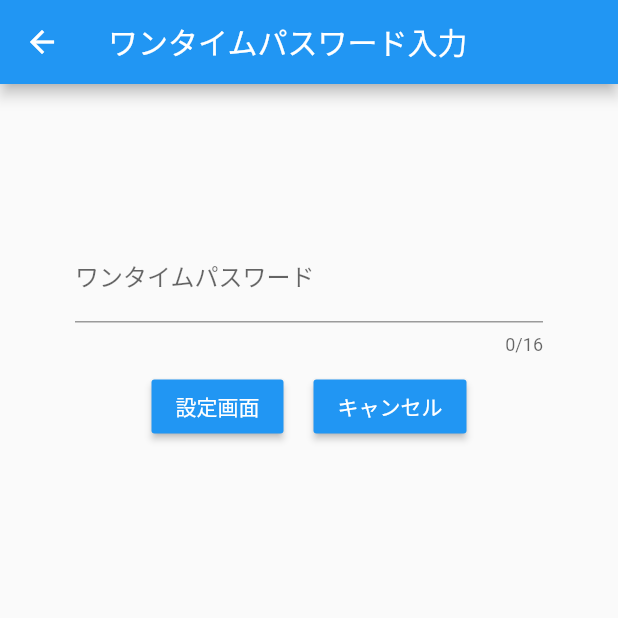
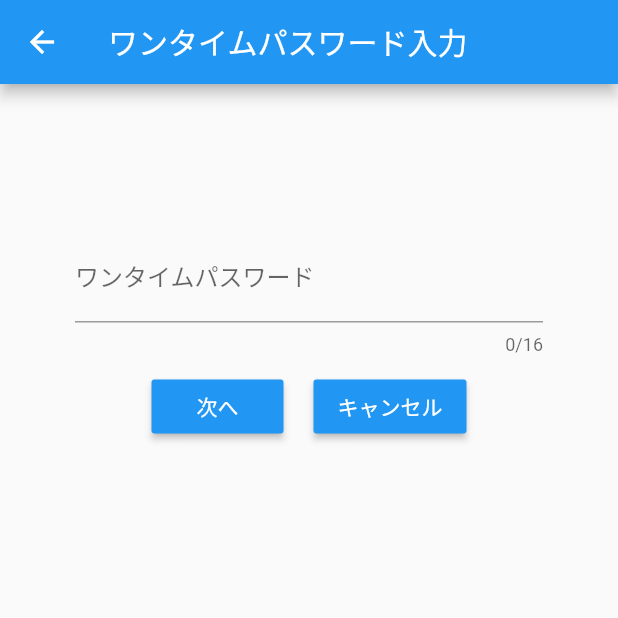
Before and after one commit to BabaReisei/flutter_login_cpn, a Flutter app: the ReissueView screen opened by its route, on a phone screen of 412 x 824 dp, the top half of it. Run offline on Flutter 3.47's test engine with Material 2 defaults, Android fonts, the phone set to English and light mode, and no system bars; our stand-ins replace sqflite; missing offline and left inert: encrypt; accounts and stored records are empty.

Commit message:
【1.0次】ログインコンポーネント（オリジナル）コメント修正

```diff
--- a/lib/view/ReissueView.dart
+++ b/lib/view/ReissueView.dart
@@ -3,6 +3,11 @@ import 'package:login_mod/domain/Crypto.dart';
 import 'package:login_mod/domain/SignIn.dart';
 import 'package:login_mod/repository/db/LoginDao.dart';
 
+/**
+ * ワンタイムパスワード入力画面
+ * ※当コンポーネントではサーバ接続をしていないため、ワンタイムパスワードは画面のみ。
+ * 入力値にかかわらず次画面への遷移が可能。
+ */
 class ReissueView extends StatefulWidget {
   ReissueView({Key key, this.title}) : super(key: key);
 
@@ -12,11 +17,19 @@ class ReissueView extends StatefulWidget {
   _ReissueViewState createState() => _ReissueViewState();
 }
 
+/**
+ * ワンタイムパスワード入力画面Stateクラス
+ */
 class _ReissueViewState extends State<ReissueView> {
   int _counter = 0;
   final otpController = TextEditingController();
   final _formKey = GlobalKey<FormState>();
 
+  /**
+   * ウィジェット生成
+   * @param context　ビルドコンテキスト
+   * @return ウィジェット
+   */
   @override
   Widget build(BuildContext context) {
     String loginId = ModalRoute.of(context).settings.arguments;
@@ -32,6 +45,7 @@ class _ReissueViewState extends State<ReissueView> {
         child: Column(
           //mainAxisAlignment: MainAxisAlignment.center,
           children: [
+            // ワンタイムパスワード入力フォーム
             Container(
               margin: EdgeInsets.only(
                 top: 100.0,
@@ -54,6 +68,9 @@ class _ReissueViewState extends State<ReissueView> {
                 ),
               ),
             ),
+
+            // ボタン部
+            // パスワード設定画面へ遷移するボタン
             Row(mainAxisAlignment: MainAxisAlignment.center, children: [
               Container(
                 margin: EdgeInsets.all(10.0),
@@ -66,13 +83,14 @@ class _ReissueViewState extends State<ReissueView> {
                     }
                   }),
                   child: Text(
-                    '設定画面',
+                    '次へ',
                     style: TextStyle(
                       color: Colors.white,
                     ),
                   ),
                 ),
               ),
+              // キャンセルボタン
               Container(
                   margin: EdgeInsets.all(10.0),
                   child: RaisedButton(
```
Also changed, not shown: lib/domain/Crypto.dart (+23 -0 lines), lib/domain/SignIn.dart (+7 -0 lines), lib/domain/SignUp.dart (+7 -0 lines), lib/repository/db/LoginDao.dart (+11 -11 lines), lib/view/LoginView.dart (+23 -12 lines), lib/view/SetNewPwView.dart (+14 -1 lines), lib/view/SignUpView.dart (+17 -6 lines), lib/view/TopPageView.dart (+9 -0 lines).
